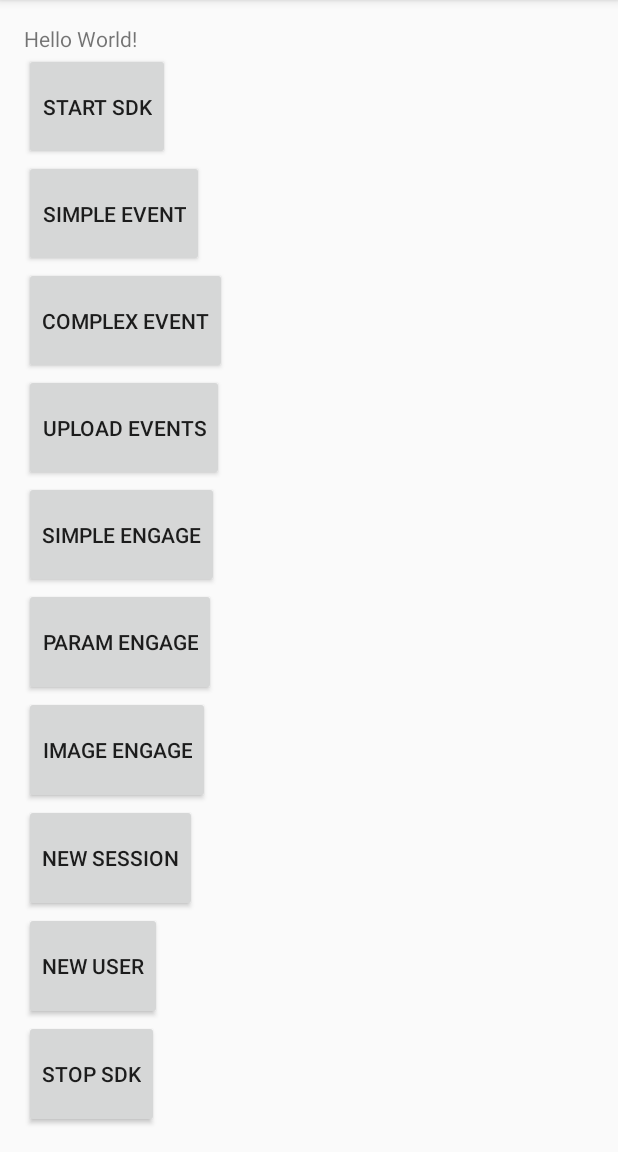
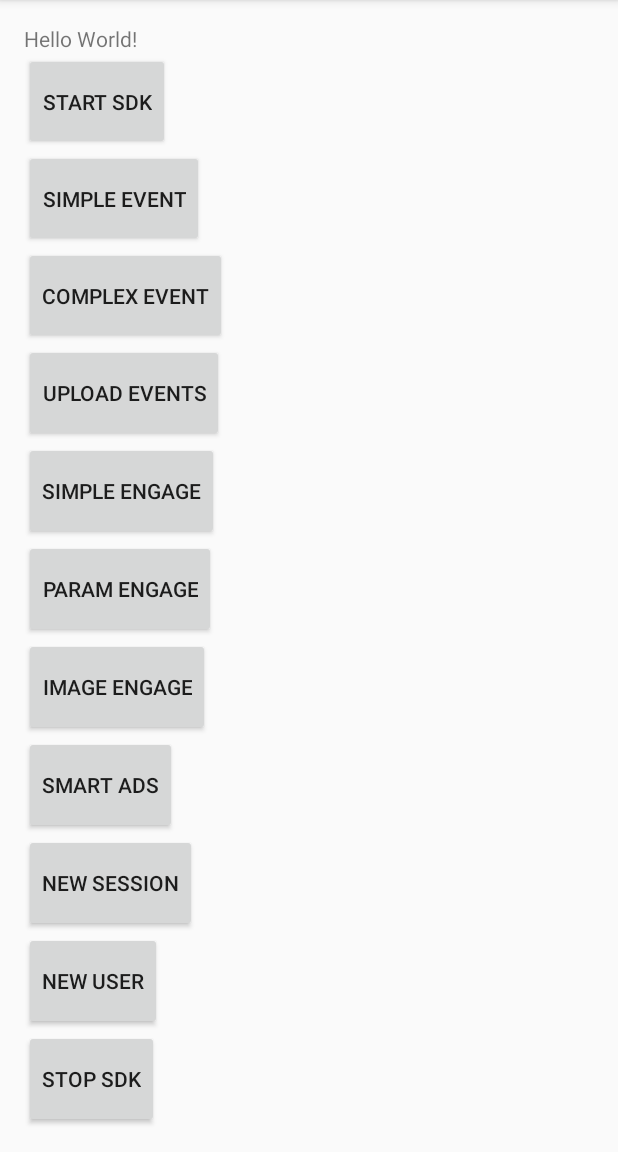
Before and after one commit to StevenStip/AndroidSDKintegration, an Android app: the screen it shows after launch (MainActivity), on a phone screen of 412 x 824 dp, the part 84-1236 px from its top. Run offline under Robolectric (Android 15) with nearby library versions, the phone set to English and light mode, and no system bars; libraries missing offline, so code that uses them is left out: com.deltadna.android; 2 statements that could not run were skipped.

Commit message:
Added smartads

```diff
--- a/app/src/main/java/com/example/steven/androidsdkintegration/DeltaDnaApp.java
+++ b/app/src/main/java/com/example/steven/androidsdkintegration/DeltaDnaApp.java
@@ -17,8 +17,8 @@ public class DeltaDnaApp extends Application {
         DDNA.initialise(new DDNA.Configuration(this, "22079697190426055695055037414340",
                         //"http://192.168.30.44:8080/collect/api",
                         //"http://192.168.30.44:8080/engage"
-                        "http://collect4792jmprb.deltadna.net/collect/api",
-                        "http://engage4792jmprb.deltadna.net"
+                        "http://collect7829tstcl.deltadna.net/collect/api",
+                        "http://engage7829tstcl.deltadna.net"
                 ).clientVersion("1.0")
                         .withSettings(new DDNA.SettingsModifier() {
                                           @Override
--- a/app/src/main/res/layout/activity_main.xml
+++ b/app/src/main/res/layout/activity_main.xml
@@ -64,6 +64,13 @@
         android:text="image engage"/>
 
     <Button
+        android:id="@+id/smartAds"
+        android:layout_width="wrap_content"
+        android:layout_height="wrap_content"
+        android:layout_weight="1"
+        android:text="smart ads"/>
+
+    <Button
         android:id="@+id/newSession"
         android:layout_width="wrap_content"
         android:layout_height="wrap_content"
```
Also changed, not shown: app/build.gradle (+17 -0 lines), app/src/main/java/com/example/steven/androidsdkintegration/MainActivity.java (+31 -5 lines).
